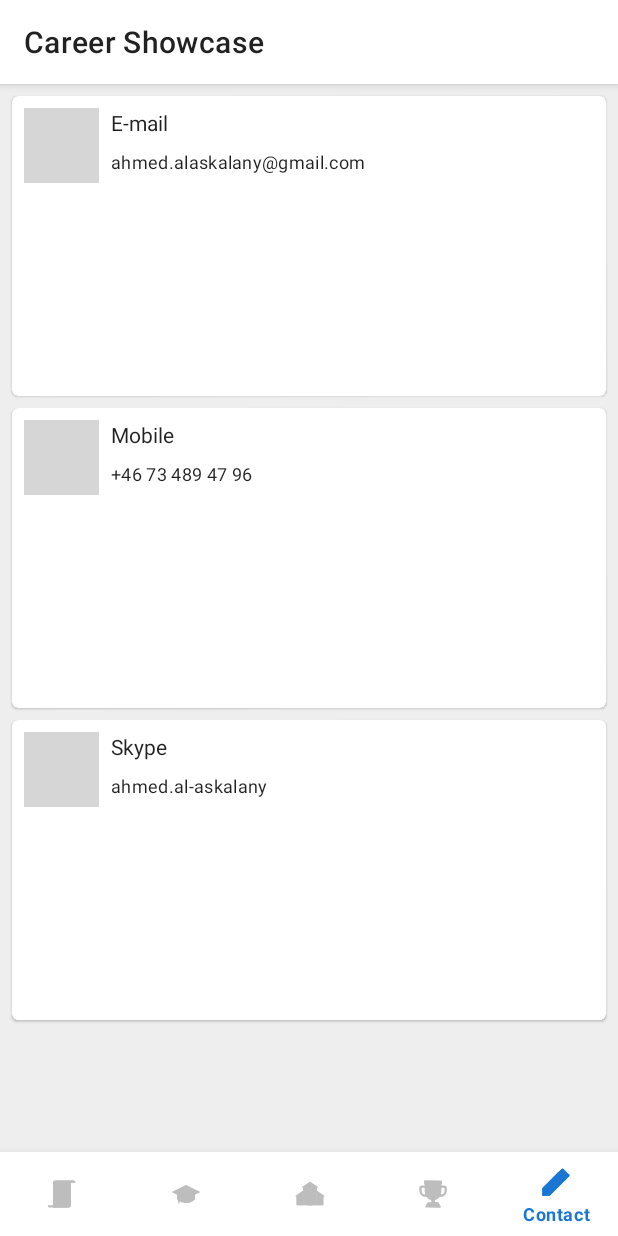
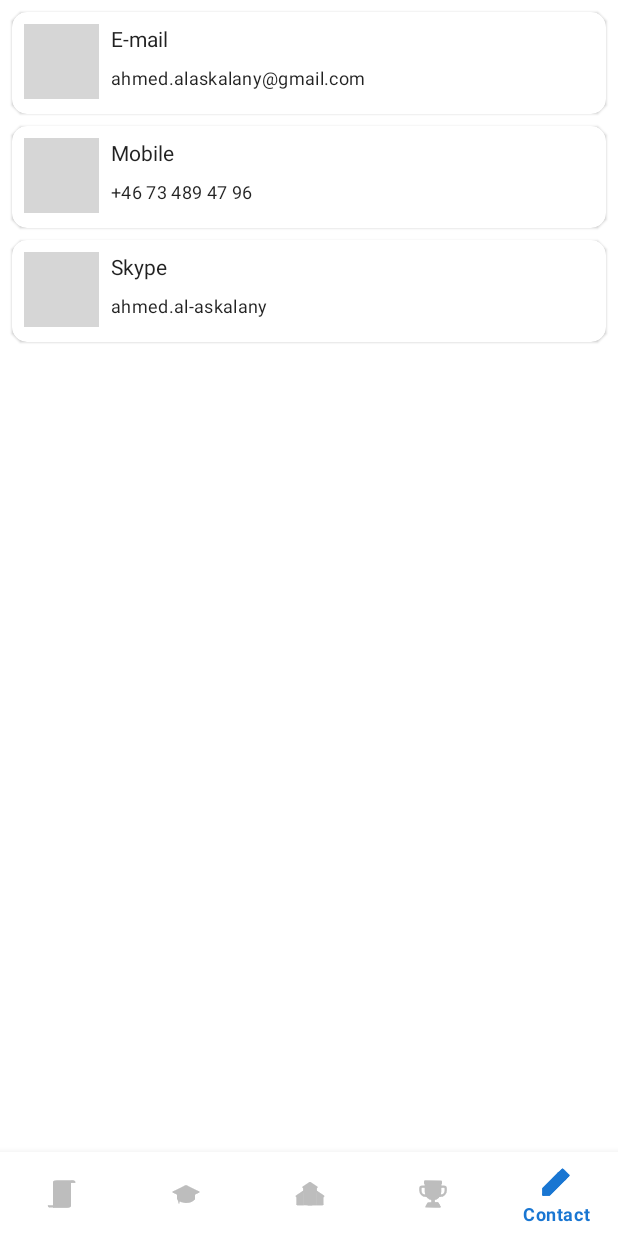
Before and after one commit to AlAskalany/CareerShowcase, an Android app: the screen it shows after launch (MainActivity), item 5 of the bottom bar chosen, on a phone screen of 412 x 824 dp. Run offline under Robolectric (Android 15) with nearby library versions, the phone set to English and light mode, and no system bars; our stand-ins replace Room's generated code, data binding; pictures from the network do not load; grey boxes are pictures that could not be loaded.

Commit message:
Layouts' edits

```diff
--- a/app/src/main/java/com/alaskalany/careershowcase/ui/contact/ContactListFragment.java
+++ b/app/src/main/java/com/alaskalany/careershowcase/ui/contact/ContactListFragment.java
@@ -11,6 +11,7 @@ import androidx.annotation.Nullable;
 import androidx.databinding.DataBindingUtil;
 import androidx.fragment.app.Fragment;
 import androidx.lifecycle.ViewModelProviders;
+import androidx.recyclerview.widget.DividerItemDecoration;
 import androidx.recyclerview.widget.GridLayoutManager;
 import androidx.recyclerview.widget.LinearLayoutManager;
 import com.alaskalany.careershowcase.R;
--- a/app/src/main/res/layout/activity_main.xml
+++ b/app/src/main/res/layout/activity_main.xml
@@ -24,7 +24,7 @@
             android:id="@+id/container_navigation"
             android:layout_width="0dp"
             android:layout_height="0dp"
-            app:layout_constraintBottom_toBottomOf="@+id/navigation"
+            app:layout_constraintBottom_toTopOf="@+id/navigation"
             app:layout_constraintEnd_toEndOf="parent"
             app:layout_constraintStart_toStartOf="parent"
             app:layout_constraintTop_toTopOf="parent">
--- a/app/src/main/res/layout/fragment_contact.xml
+++ b/app/src/main/res/layout/fragment_contact.xml
@@ -18,13 +18,9 @@
         android:id="@+id/cardView_Contact"
         android:layout_width="match_parent"
         android:layout_height="wrap_content"
-        android:layout_marginStart="@dimen/card_spacing"
-        android:layout_marginLeft="@dimen/card_spacing"
-        android:layout_marginTop="@dimen/card_spacing"
-        android:layout_marginEnd="@dimen/card_spacing"
-        android:layout_marginRight="@dimen/card_spacing"
-        android:minHeight="@dimen/card_min_height"
+        android:layout_marginBottom="@dimen/card_spacing"
         android:onClick="@{() -> callback.onClick(contact)}"
+        app:cardCornerRadius="@dimen/card_corner_radius"
         app:cardElevation="@dimen/card_elevation"
         app:cardMaxElevation="@dimen/card_max_elevation"
         app:contentPadding="8dp">
@@ -65,10 +61,12 @@
                 android:layout_marginStart="8dp"
                 android:layout_marginTop="8dp"
                 android:layout_marginEnd="8dp"
+                android:layout_marginBottom="8dp"
                 android:singleLine="false"
                 android:text="@{contact.description}"
                 android:textAppearance="@style/TextAppearance.MaterialComponents.Body2"
                 android:textSize="12sp"
+                app:layout_constraintBottom_toBottomOf="parent"
                 app:layout_constraintEnd_toEndOf="parent"
                 app:layout_constraintHorizontal_bias="0.0"
                 app:layout_constraintStart_toEndOf="@+id/imageView_Contact_logo"
--- a/app/src/main/res/layout/fragment_contact_list.xml
+++ b/app/src/main/res/layout/fragment_contact_list.xml
@@ -13,6 +13,12 @@
     <androidx.recyclerview.widget.RecyclerView
         android:id="@+id/listContact"
         style="@style/AppTheme.RecyclerView"
+        android:clipToPadding="false"
+        android:paddingStart="8dp"
+        android:paddingLeft="8dp"
+        android:paddingTop="8dp"
+        android:paddingEnd="8dp"
+        android:paddingRight="8dp"
         app:layoutManager="androidx.recyclerview.widget.LinearLayoutManager"
         tools:context=".ui.contact.ContactListFragment"
         tools:listitem="@layout/fragment_contact" />
--- a/app/src/main/res/layout/fragment_education_list.xml
+++ b/app/src/main/res/layout/fragment_education_list.xml
@@ -13,6 +13,12 @@
     <androidx.recyclerview.widget.RecyclerView
         android:id="@+id/listEducation"
         style="@style/AppTheme.RecyclerView"
+        android:clipToPadding="false"
+        android:paddingStart="8dp"
+        android:paddingLeft="8dp"
+        android:paddingTop="8dp"
+        android:paddingEnd="8dp"
+        android:paddingRight="8dp"
         app:layoutManager="androidx.recyclerview.widget.LinearLayoutManager"
         tools:context=".ui.educationEntity.EducationListFragment"
         tools:listitem="@layout/fragment_education" />
--- a/app/src/main/res/layout/fragment_overview.xml
+++ b/app/src/main/res/layout/fragment_overview.xml
@@ -20,7 +20,9 @@
         android:layout_width="match_parent"
         android:layout_height="match_parent"
         android:background="@color/white"
+        android:clipToPadding="false"
         android:fillViewport="true"
+        android:paddingBottom="50dp"
         app:layout_constraintBottom_toBottomOf="parent"
         app:layout_constraintEnd_toEndOf="parent"
         app:layout_constraintStart_toStartOf="parent">
@@ -28,6 +30,7 @@
         <LinearLayout
             android:layout_width="match_parent"
             android:layout_height="wrap_content"
+            android:clipToPadding="false"
             android:gravity="center_horizontal"
             android:orientation="vertical">
 
--- a/app/src/main/res/layout/fragment_skill_list.xml
+++ b/app/src/main/res/layout/fragment_skill_list.xml
@@ -13,6 +13,12 @@
     <androidx.recyclerview.widget.RecyclerView
         android:id="@+id/listSkill"
         style="@style/AppTheme.RecyclerView"
+        android:clipToPadding="false"
+        android:paddingStart="8dp"
+        android:paddingLeft="8dp"
+        android:paddingTop="8dp"
+        android:paddingEnd="8dp"
+        android:paddingRight="8dp"
         app:layoutManager="androidx.recyclerview.widget.LinearLayoutManager"
         tools:context=".ui.skills.SkillListFragment"
         tools:listitem="@layout/fragment_skill" />
--- a/app/src/main/res/layout/fragment_work_list.xml
+++ b/app/src/main/res/layout/fragment_work_list.xml
@@ -13,6 +13,12 @@
     <androidx.recyclerview.widget.RecyclerView
         android:id="@+id/listWork"
         style="@style/AppTheme.RecyclerView"
+        android:clipToPadding="false"
+        android:paddingStart="8dp"
+        android:paddingLeft="8dp"
+        android:paddingTop="8dp"
+        android:paddingEnd="8dp"
+        android:paddingRight="8dp"
         app:layoutManager="androidx.recyclerview.widget.LinearLayoutManager"
         tools:context=".ui.work.WorkListFragment"
         tools:listitem="@layout/fragment_work" />
--- a/app/src/main/res/values/colors.xml
+++ b/app/src/main/res/values/colors.xml
@@ -12,13 +12,13 @@
 
     <color name="secondaryColor">#1976d2</color>
 
-    <color name="secondaryLightColor">#63a4ff</color>
+    <!--<color name="secondaryLightColor">#63a4ff</color>-->
 
-    <color name="secondaryDarkColor">#004ba0</color>
+    <!--<color name="secondaryDarkColor">#004ba0</color>-->
 
-    <color name="primaryTextColor">#1976d2</color>
+    <!--<color name="primaryTextColor">#1976d2</color>-->
 
-    <color name="secondaryTextColor">#ffffff</color>
+    <!--<color name="secondaryTextColor">#ffffff</color>-->
 
     <color name="white">#ffffff</color>
 
--- a/app/src/main/res/values/dimens.xml
+++ b/app/src/main/res/values/dimens.xml
@@ -9,7 +9,7 @@
     <dimen name="bottom_navigation_elevation">8dp</dimen>
 
     <!-- CardView -->
-    <dimen name="card_corner_radius">20dp</dimen>
+    <dimen name="card_corner_radius">10dp</dimen>
     <dimen name="card_spacing">8dp</dimen>
     <dimen name="card_elevation">1dp</dimen>
     <dimen name="card_max_elevation">8dp</dimen>
--- a/app/src/main/res/values/styles.xml
+++ b/app/src/main/res/values/styles.xml
@@ -1,13 +1,12 @@
 <resources>
 
     <!-- Base application theme. -->
-    <style name="AppTheme" parent="Theme.MaterialComponents.Light">
+    <style name="AppTheme" parent="Theme.MaterialComponents.Light.NoActionBar">
         <!-- Customize your theme here. -->
         <item name="colorPrimary">@color/colorPrimary</item>
         <item name="colorPrimaryDark">@color/colorPrimaryDark</item>
         <item name="colorAccent">@color/colorAccent</item>
-        <item name="android:textColorSecondary">@color/secondaryTextColor</item>
-        <item name="android:windowBackground">@color/md_grey_200</item>
+        <!--<item name="android:textColorSecondary">@color/secondaryTextColor</item>-->
     </style>
 
     <!-- Profile picture -->
```
Also changed, not shown: app/src/main/java/com/alaskalany/careershowcase/ui/education/EducationListFragment.java (+5 -8 lines), app/src/main/java/com/alaskalany/careershowcase/ui/skills/SkillListFragment.java (+6 -9 lines), app/src/main/java/com/alaskalany/careershowcase/ui/work/WorkListFragment.java (+6 -9 lines), app/src/main/res/layout/fragment_education.xml (+11 -12 lines), app/src/main/res/layout/fragment_skill.xml (+8 -10 lines), app/src/main/res/layout/fragment_work.xml (+9 -12 lines).
